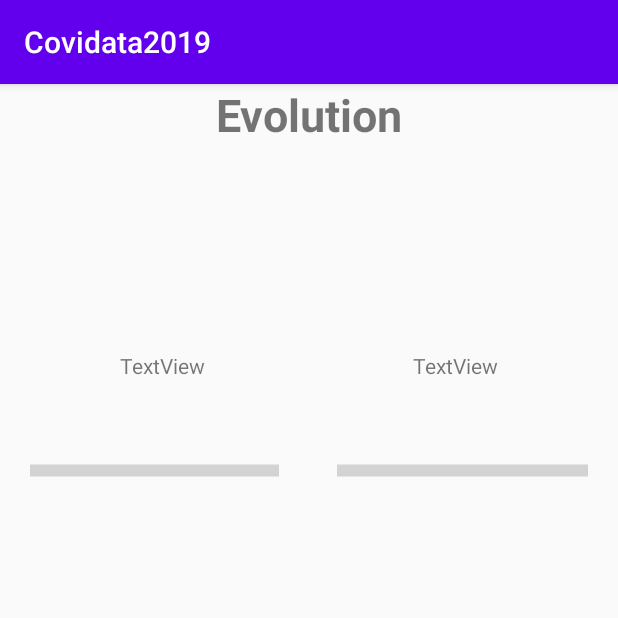
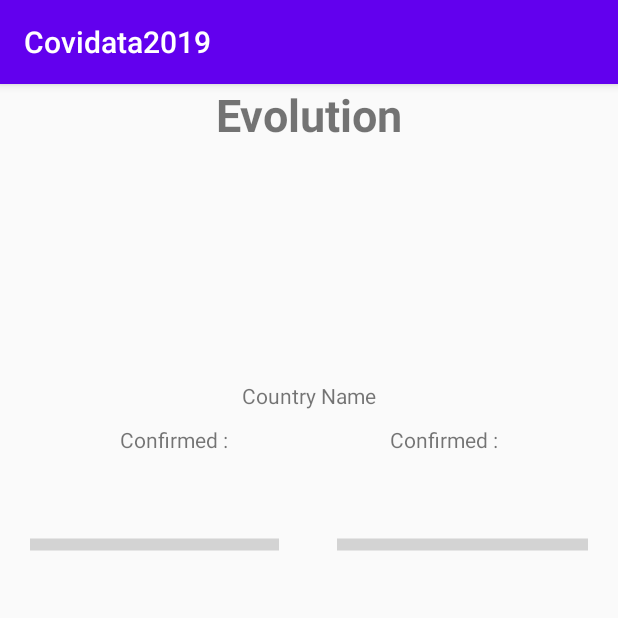
Before and after one commit to hurrikaanig/ing1_p22_covidata2019, an Android app: the EvoActivity screen opened directly, with no data from a screen before it, on a phone screen of 412 x 824 dp, the top half of it. Run offline under Robolectric (Android 15) with nearby library versions, the light colour scheme and no system bars.

Commit message:
Added TextViews and Toats to guide the user

```diff
--- a/app/src/main/java/com/epita/covidata2019/EvoActivity.kt
+++ b/app/src/main/java/com/epita/covidata2019/EvoActivity.kt
@@ -6,6 +6,7 @@ import android.os.Bundle
 import android.view.View
 import android.widget.Button
 import android.widget.ImageView
+import android.widget.TextView
 import android.widget.Toast
 import androidx.recyclerview.widget.DividerItemDecoration
 import androidx.recyclerview.widget.LinearLayoutManager
@@ -22,6 +23,7 @@ class EvoActivity : AppCompatActivity() {
         super.onCreate(savedInstanceState)
         setContentView(R.layout.activity_mystery_evolution)
 
+        val Countryname : TextView = findViewById(R.id.Countrynamemystery)
         val GoodScore : ImageView = findViewById(R.id.goodimage)
         val BadScore : ImageView = findViewById(R.id.badimage)
         var theCountry : String = ""
@@ -141,6 +143,7 @@ class EvoActivity : AppCompatActivity() {
                         val onItemClickListener = View.OnClickListener{ clickedRowView ->
                             val clickedcountry : Country = countryList[clickedRowView.tag as Int]
                             theCountry = clickedcountry.Country
+                            Countryname.text = theCountry
                             service2.getcountryname(theCountry).enqueue(call2)
 
                         }
--- a/app/src/main/java/com/epita/covidata2019/GraphActivity.kt
+++ b/app/src/main/java/com/epita/covidata2019/GraphActivity.kt
@@ -11,6 +11,7 @@ import androidx.recyclerview.widget.DividerItemDecoration
 import androidx.recyclerview.widget.LinearLayoutManager
 import androidx.recyclerview.widget.RecyclerView
 import kotlinx.android.synthetic.main.activity_graph_data.*
+import org.w3c.dom.Text
 import retrofit2.Call
 import retrofit2.Callback
 import retrofit2.Response
@@ -24,6 +25,7 @@ class GraphActivity : AppCompatActivity() {
 
         var theCountry : String = ""
 
+        val countryname : TextView = findViewById(R.id.nameCountrygraph)
         val buttonConfirmed : Button = findViewById(R.id.ConfirmedButton)
         val buttonDeath : Button = findViewById(R.id.DeathButton)
         val buttonRecovered : Button = findViewById(R.id.RecoveredButton)
@@ -79,6 +81,7 @@ class GraphActivity : AppCompatActivity() {
                         val onItemClickListener = View.OnClickListener{ clickedRowView ->
                             val clickedcountry : Country = countryList[clickedRowView.tag as Int]
                             theCountry = clickedcountry.Country
+                            countryname.text = theCountry
                             service2.getcountryname(clickedcountry.Country).enqueue(call2)
                         }
                         listcountry.adapter = CountryAdapter(this@GraphActivity, countryList, onItemClickListener)
--- a/app/src/main/res/layout/activity_mystery_evolution.xml
+++ b/app/src/main/res/layout/activity_mystery_evolution.xml
@@ -70,18 +70,18 @@
         android:layout_width="wrap_content"
         android:layout_height="wrap_content"
         android:layout_marginStart="80dp"
-        android:text="TextView"
+        android:text="Confirmed :"
         app:layout_constraintStart_toStartOf="parent"
-        app:layout_constraintTop_toBottomOf="@+id/countrylistEvo" />
+        app:layout_constraintTop_toBottomOf="@+id/Countrynamemystery" />
 
     <TextView
         android:id="@+id/infoview2"
         android:layout_width="wrap_content"
         android:layout_height="wrap_content"
         android:layout_marginEnd="80dp"
-        android:text="TextView"
-        app:layout_constraintEnd_toEndOf="parent"
-        app:layout_constraintTop_toBottomOf="@+id/countrylistEvo" />
+        android:text="Confirmed :"
+        app:layout_constraintBottom_toBottomOf="@+id/infoview1"
+        app:layout_constraintEnd_toEndOf="parent" />
 
     <Button
         android:id="@+id/confiButton"
@@ -134,4 +134,15 @@
         android:scaleY="2"
         app:layout_constraintEnd_toEndOf="parent"
         app:layout_constraintTop_toBottomOf="@+id/infoview2" />
+
+    <TextView
+        android:id="@+id/Countrynamemystery"
+        android:layout_width="96dp"
+        android:layout_height="29dp"
+        android:layout_marginTop="20dp"
+        android:text="Country Name"
+        android:textAlignment="center"
+        app:layout_constraintEnd_toEndOf="parent"
+        app:layout_constraintStart_toStartOf="parent"
+        app:layout_constraintTop_toBottomOf="@+id/countrylistEvo" />
 </androidx.constraintlayout.widget.ConstraintLayout>
```
Also changed, not shown: app/src/main/res/layout/activity_graph_data.xml (+11 -1 lines).
